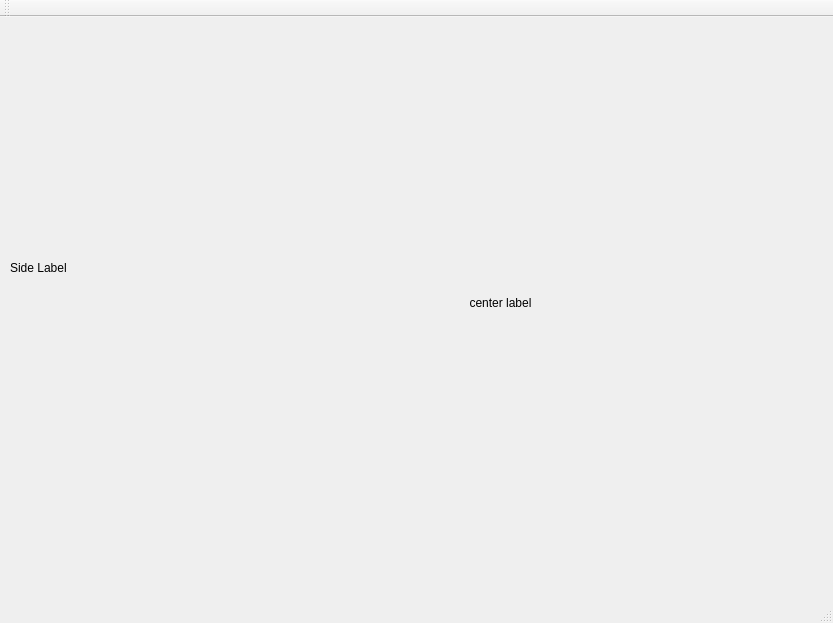
This is comicreader.ui in floatlazer/ComicReader as Qt 5 draws it before an edit. The edited form follows.
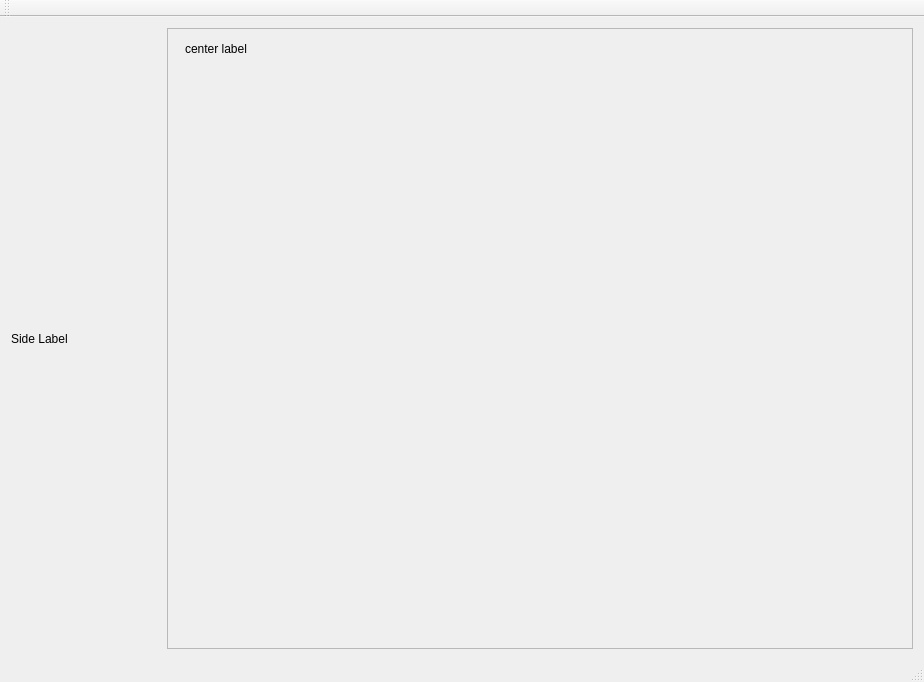
This is the edited form.

Commit message: use horizontal layout, add scrollArea

Patch:
```diff
--- a/comicreader.ui
+++ b/comicreader.ui
@@ -6,23 +6,75 @@
    <rect>
     <x>0</x>
     <y>0</y>
-    <width>833</width>
-    <height>623</height>
+    <width>924</width>
+    <height>682</height>
    </rect>
   </property>
   <property name="windowTitle">
    <string>ComicReader</string>
   </property>
   <widget class="QWidget" name="centralWidget">
+   <layout class="QHBoxLayout" name="horizontalLayout">
+    <item>
+     <widget class="QLabel" name="sideLabel">
+      <property name="sizePolicy">
+       <sizepolicy hsizetype="Maximum" vsizetype="Preferred">
+        <horstretch>0</horstretch>
+        <verstretch>0</verstretch>
+       </sizepolicy>
+      </property>
+      <property name="minimumSize">
+       <size>
+        <width>150</width>
+        <height>0</height>
+       </size>
+      </property>
+      <property name="text">
+       <string>Side Label</string>
+      </property>
+     </widget>
+    </item>
+    <item>
+     <widget class="QScrollArea" name="centerScrollArea">
+      <property name="sizePolicy">
+       <sizepolicy hsizetype="Expanding" vsizetype="Expanding">
+        <horstretch>0</horstretch>
+        <verstretch>0</verstretch>
+       </sizepolicy>
+      </property>
+      <property name="widgetResizable">
+       <bool>true</bool>
+      </property>
+      <widget class="QWidget" name="scrollAreaWidgetContents">
+       <property name="geometry">
+        <rect>
+         <x>0</x>
+         <y>0</y>
+         <width>740</width>
+         <height>594</height>
+        </rect>
+       </property>
+       <property name="sizePolicy">
+        <sizepolicy hsizetype="Preferred" vsizetype="Preferred">
+         <horstretch>0</horstretch>
+         <verstretch>0</verstretch>
+        </sizepolicy>
+       </property>
    <widget class="QLabel" name="centerLabel">
     <property name="geometry">
      <rect>
-      <x>220</x>
-      <y>50</y>
-      <width>561</width>
-      <height>471</height>
-     </rect>
-    </property>
+          <x>12</x>
+          <y>12</y>
+          <width>72</width>
+          <height>16</height>
+         </rect>
+        </property>
+        <property name="sizePolicy">
+         <sizepolicy hsizetype="Ignored" vsizetype="Ignored">
+          <horstretch>0</horstretch>
+          <verstretch>0</verstretch>
+         </sizepolicy>
+        </property>
     <property name="text">
      <string>center label</string>
     </property>
@@ -33,19 +85,10 @@
      <set>Qt::AlignCenter</set>
     </property>
    </widget>
-   <widget class="QLabel" name="sideLabel">
-    <property name="geometry">
-     <rect>
-      <x>10</x>
-      <y>10</y>
-      <width>141</width>
-      <height>481</height>
-     </rect>
-    </property>
-    <property name="text">
-     <string>Side Label</string>
-    </property>
-   </widget>
+      </widget>
+     </widget>
+    </item>
+   </layout>
   </widget>
   <widget class="QMenuBar" name="menuBar">
    <property name="geometry">
```
Left out of the diff: 2 changed lines with no effect on the pictures. Lines whose indentation alone changed are shown as unchanged. The commit also changes 6 other files.
